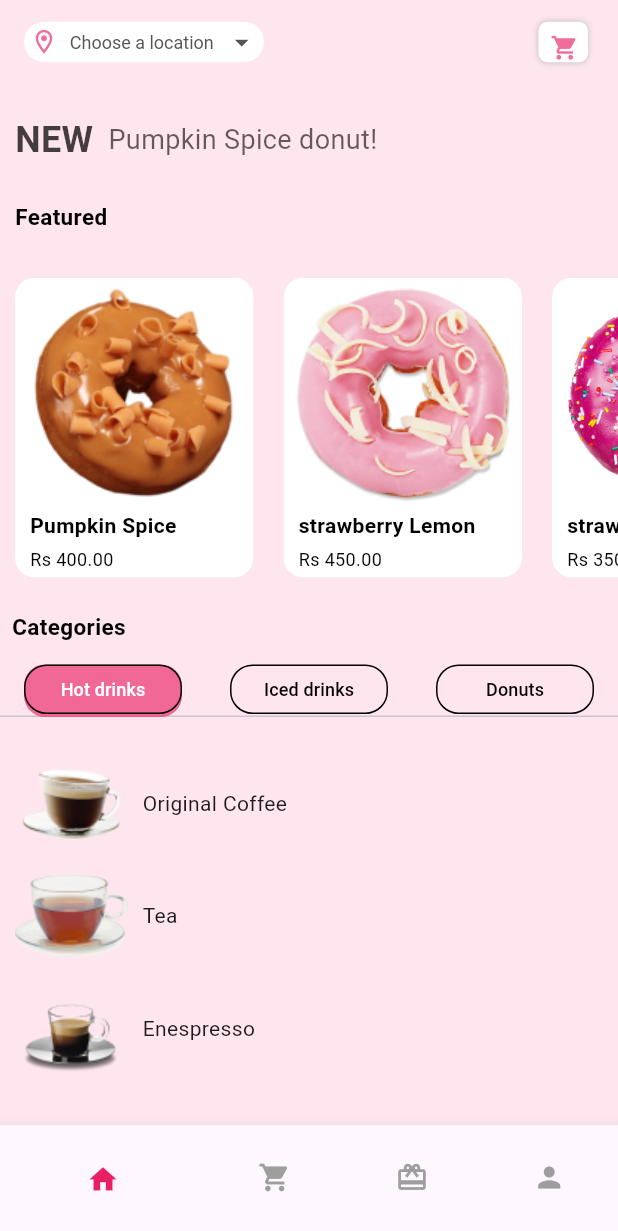
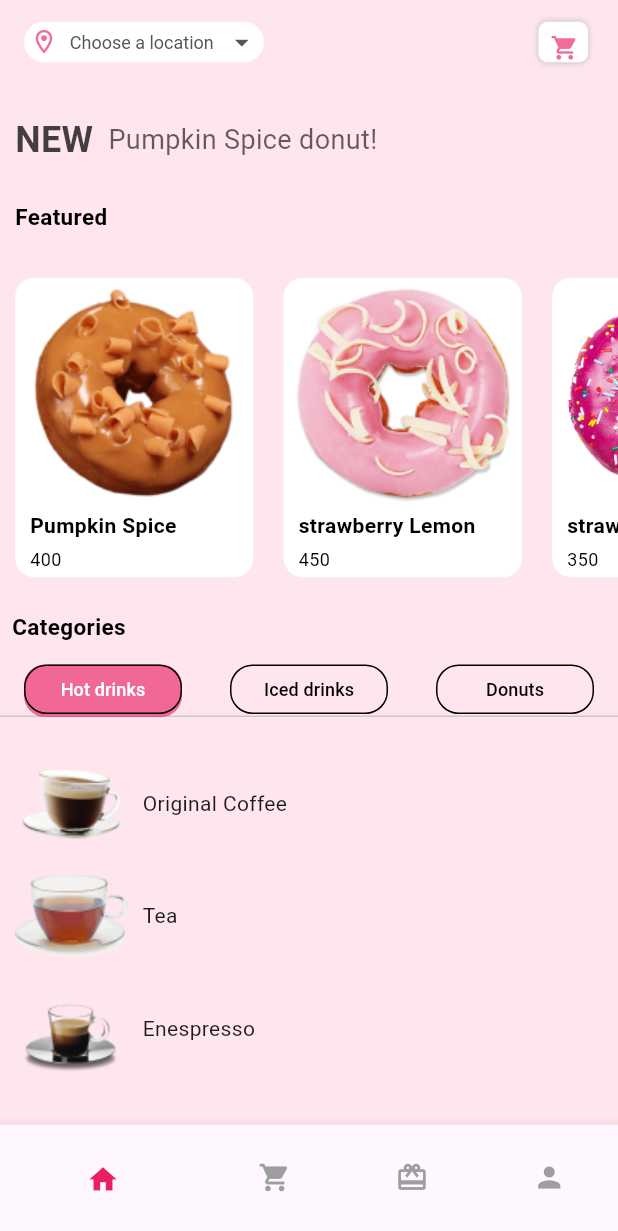
Before and after one commit to nimtaraa/donutapp, a Flutter app: the homepage screen opened directly, on a phone screen of 412 x 824 dp. Shown: the top 1231 px of the screen. Run offline on Flutter 3.47's test engine with Material 3 defaults, Android fonts, the phone set to English and light mode, and no system bars; our stand-ins replace percent_indicator.

```diff
--- a/lib/homepage.dart
+++ b/lib/homepage.dart
@@ -133,27 +133,27 @@ class _homepageState extends State<homepage> {
                  child: Row(
                   mainAxisAlignment: MainAxisAlignment.spaceAround,
                   children: [
-                      listt(imagepath: 'sourcess/donut1.png', name: 'Pumpkin Spice ', price: 'Rs 400.00', description01: 'Glazed old fashioned pumpkin spice cake donut', description02: 'May contain Milk, Eggs, Wheat, Tree Nuts, Peanuts, Seasame and Soy.',),
+                      listt(imagepath: 'sourcess/donut1.png', name: 'Pumpkin Spice ', price: 400, description01: 'Glazed old fashioned pumpkin spice cake donut', description02: 'May contain Milk, Eggs, Wheat, Tree Nuts, Peanuts, Seasame and Soy.',),
 
                     SizedBox(width: 20,),
-                      listt(imagepath: 'sourcess/donut2.png', name: 'strawberry Lemon ', price: 'Rs 450.00', description01: 'Glazed old fashioned strawberry lemon cake donut',description02: "This classic cake donut offers a delightful blend of ripe strawberry and zesty lemon flavors in every bite.may contain milk, eggs, wheat, tree nuts, peanuts, sesame, and soy.",),
+                      listt(imagepath: 'sourcess/donut2.png', name: 'strawberry Lemon ', price: 450, description01: 'Glazed old fashioned strawberry lemon cake donut',description02: "This classic cake donut offers a delightful blend of ripe strawberry and zesty lemon flavors in every bite.may contain milk, eggs, wheat, tree nuts, peanuts, sesame, and soy.",),
 
 
                                   SizedBox(width: 20,),
 
-                                      listt(imagepath: 'sourcess/donut3.png', name: 'strawberry  ', price: 'Rs 350.00', description01: 'Glazed old fashioned strawberry spice cake donut', description02: 'This donut features a classic cake base infused with the sweet, fruity flavor of ripe strawberries.may contain milk, eggs, wheat, tree nuts, peanuts, sesame, and soy.',),
+                                      listt(imagepath: 'sourcess/donut3.png', name: 'strawberry  ', price: 350, description01: 'Glazed old fashioned strawberry spice cake donut', description02: 'This donut features a classic cake base infused with the sweet, fruity flavor of ripe strawberries.may contain milk, eggs, wheat, tree nuts, peanuts, sesame, and soy.',),
 
                                   SizedBox(width: 20,),
 
-                                    listt(imagepath: 'sourcess/donut4.png', name: 'Vanila ', price: 'Rs 250.00', description01: 'Glazed old fashioned Vanila spice cake donut', description02: 'This donut offers a classic cake base infused with the warm, comforting flavor of vanilla..may contain milk, eggs, wheat, tree nuts, peanuts, sesame, and soy.',),
+                                    listt(imagepath: 'sourcess/donut4.png', name: 'Vanila ', price: 250, description01: 'Glazed old fashioned Vanila spice cake donut', description02: 'This donut offers a classic cake base infused with the warm, comforting flavor of vanilla..may contain milk, eggs, wheat, tree nuts, peanuts, sesame, and soy.',),
 
                                   SizedBox(width: 20,),
 
-                                    listt(imagepath: 'sourcess/donut5.png', name: 'Blueberries ', price: 'Rs 750.00', description01: 'Glazed old fashioned Blueberry spice cake donut', description02: 'This donut features a classic cake base infused with the natural sweetness of plump, ripe blueberries..may contain milk, eggs, wheat, tree nuts, peanuts, sesame, and soy.',),
+                                    listt(imagepath: 'sourcess/donut5.png', name: 'Blueberries ', price: 750, description01: 'Glazed old fashioned Blueberry spice cake donut', description02: 'This donut features a classic cake base infused with the natural sweetness of plump, ripe blueberries..may contain milk, eggs, wheat, tree nuts, peanuts, sesame, and soy.',),
 
                                   SizedBox(width: 20,),
 
-                                                      listt(imagepath: 'sourcess/donut6.png', name: 'Vanila Lemon ', price: 'Rs 650.00', description01: 'Glazed old fashioned Vanila Lemonkin spice cake donut', description02: 'This donut features a classic cake base infused with a harmonious blend of warm vanilla and zesty lemon flavors.may contain milk, eggs, wheat, tree nuts, peanuts, sesame, and soy.',),
+                                                      listt(imagepath: 'sourcess/donut6.png', name: 'Vanila Lemon ', price: 650, description01: 'Glazed old fashioned Vanila Lemonkin spice cake donut', description02: 'This donut features a classic cake base infused with a harmonious blend of warm vanilla and zesty lemon flavors.may contain milk, eggs, wheat, tree nuts, peanuts, sesame, and soy.',),
 
                                 SizedBox(width: 20,),
 
@@ -222,9 +222,9 @@ class _homepageState extends State<homepage> {
                   child: TabBarView(children: [
                     Column(
                       children: [
-                        itemm(img: "sourcess/Cofee1.png", itemname: "Original Coffee", cprice: 'Rs.550.00', cdescription1: 'Tased the Orignal tase of coffee', cdescription2: 'Included Coffee,Traditional sets for serving tea, typically delicate and elegant, often accompanied by matching saucers.',),
-                        itemm(img: "sourcess/Tea1.png", itemname: "Tea", cprice: 'Rs.350.00', cdescription1: 'Tased the taste of Tea', cdescription2: 'Included Milk,Suger,tea,Traditional sets for serving tea, typically delicate and elegant, often accompanied by matching saucers.',),
-                        itemm(img: "sourcess/nespresso1.png", itemname: "Enespresso", cprice: 'Rs 650.00', cdescription1: 'Tased the orignal taste of Enespresso', cdescription2: 'Included Dark Coffee,Traditional sets for serving tea, typically delicate and elegant, often accompanied by matching saucers.',)
+                        itemm(img: "sourcess/Cofee1.png", itemname: "Original Coffee", cprice: 550, cdescription1: 'Tased the Orignal tase of coffee', cdescription2: 'Included Coffee,Traditional sets for serving tea, typically delicate and elegant, often accompanied by matching saucers.',),
+                        itemm(img: "sourcess/Tea1.png", itemname: "Tea", cprice: 350, cdescription1: 'Tased the taste of Tea', cdescription2: 'Included Milk,Suger,tea,Traditional sets for serving tea, typically delicate and elegant, often accompanied by matching saucers.',),
+                        itemm(img: "sourcess/nespresso1.png", itemname: "Enespresso", cprice: 650, cdescription1: 'Tased the orignal taste of Enespresso', cdescription2: 'Included Dark Coffee,Traditional sets for serving tea, typically delicate and elegant, often accompanied by matching saucers.',)
 
 
                       ],
@@ -232,9 +232,9 @@ class _homepageState extends State<homepage> {
 
                            Column(
                       children: [
-                        itemm(img: "sourcess/Tea1(1).png", itemname: "Iced Latte", cprice: 'Rs.700.00', cdescription1: 'Tased the Ice Latte', cdescription2: 'Included Icecream,Latte,Coffee,Traditional sets for serving tea, typically delicate and elegant, often accompanied by matching saucers.',),
-                        itemm(img: "sourcess/Tea1(2).png", itemname: "Iced Macchiato", cprice: 'Rs.750.00', cdescription1: 'Tased the Iced Macchiato', cdescription2: 'Included Icecream,Coffee,Milk,Traditional sets for serving tea, typically delicate and elegant, often accompanied by matching saucers.',),
-                        itemm(img: "sourcess/Tea1(3).png", itemname: "Iced Coffee with milk", cprice: 'Rs.800.00', cdescription1: 'Tased the Iced Coffee With milk', cdescription2: 'Included Cofee, Milk,Chocolate,Traditional sets for serving tea, typically delicate and elegant, often accompanied by matching saucers.',)
+                        itemm(img: "sourcess/Tea1(1).png", itemname: "Iced Latte", cprice: 700, cdescription1: 'Tased the Ice Latte', cdescription2: 'Included Icecream,Latte,Coffee,Traditional sets for serving tea, typically delicate and elegant, often accompanied by matching saucers.',),
+                        itemm(img: "sourcess/Tea1(2).png", itemname: "Iced Macchiato", cprice:750, cdescription1: 'Tased the Iced Macchiato', cdescription2: 'Included Icecream,Coffee,Milk,Traditional sets for serving tea, typically delicate and elegant, often accompanied by matching saucers.',),
+                        itemm(img: "sourcess/Tea1(3).png", itemname: "Iced Coffee with milk", cprice: 800, cdescription1: 'Tased the Iced Coffee With milk', cdescription2: 'Included Cofee, Milk,Chocolate,Traditional sets for serving tea, typically delicate and elegant, often accompanied by matching saucers.',)
 
 
                       ],
@@ -242,7 +242,7 @@ class _homepageState extends State<homepage> {
             SingleChildScrollView(
               child: Column(
                         children: [
-                          itemm(img: "sourcess/Cofee 1(2).png", itemname: "Tripple Chocolate", cprice: 'Rs.870.00', cdescription1: 'Tased the Thripple Chocolate', cdescription2: 'Included Chocolate ,Milk,Nuts,Traditional sets for serving tea, typically delicate and elegant, often accompanied by matching saucers.',),
+                          itemm(img: "sourcess/Cofee 1(2).png", itemname: "Tripple Chocolate", cprice: 870, cdescription1: 'Tased the Thripple Chocolate', cdescription2: 'Included Chocolate ,Milk,Nuts,Traditional sets for serving tea, typically delicate and elegant, often accompanied by matching saucers.',),
 
 
               Container(
@@ -261,7 +261,7 @@ class _homepageState extends State<homepage> {
                   ),
 
 
-                          itemm(img: "sourcess/nespresso 1(2).png", itemname: "Classic Sprinkle", cprice: 'Rs.760.00', cdescription1: 'Tasted the Classic Spricle of Donuts', cdescription2: 'Included Milk,Chocolate,Nuts,Floar,Suger,Traditional sets for serving tea, typically delicate and elegant, often accompanied by matching saucers.',)
+                          itemm(img: "sourcess/nespresso 1(2).png", itemname: "Classic Sprinkle", cprice: 760, cdescription1: 'Tasted the Classic Spricle of Donuts', cdescription2: 'Included Milk,Chocolate,Nuts,Floar,Suger,Traditional sets for serving tea, typically delicate and elegant, often accompanied by matching saucers.',)
 
 
                         ],
--- a/lib/itemm.dart
+++ b/lib/itemm.dart
@@ -5,7 +5,7 @@ import 'package:flutter/material.dart';
 class itemm extends StatefulWidget {
   String img;
   String itemname;
-  String cprice;
+  int cprice;
   String cdescription1;
   String cdescription2;
 
--- a/lib/listt.dart
+++ b/lib/listt.dart
@@ -5,7 +5,7 @@ import 'package:flutter/material.dart';
 class listt extends StatefulWidget {
   String imagepath;
   String name;
-  String price;
+  int price;
   String description01;
     String description02;
 
@@ -63,7 +63,7 @@ class _listtState extends State<listt> {
         ),
         Padding(
           padding: const EdgeInsets.only(left: 10,top: 4),
-          child: Text(widget.price,style: TextStyle(color: Colors.black,fontSize: 12),),
+          child: Text(widget.price.toString(),style: TextStyle(color: Colors.black,fontSize: 12),),
         )
       ],
          ),
--- a/lib/main.dart
+++ b/lib/main.dart
@@ -10,7 +10,7 @@ void main(){
 
     ChangeNotifierProvider(
 
-      create:(context) => cartmodel(),
+    create:(context) => cartmodel(),
 
 
     child: donut(),
--- a/lib/model.dart
+++ b/lib/model.dart
@@ -43,7 +43,7 @@ for (int j = 0; j < cartitems.length; j++) {
 
 }
 
-return totalprice.toString();
+return totalprice.toStringAsFixed(2);
 
 }
 
```
Also changed, not shown: lib/cart.dart (+20 -8 lines), lib/details.dart (+5 -4 lines).
